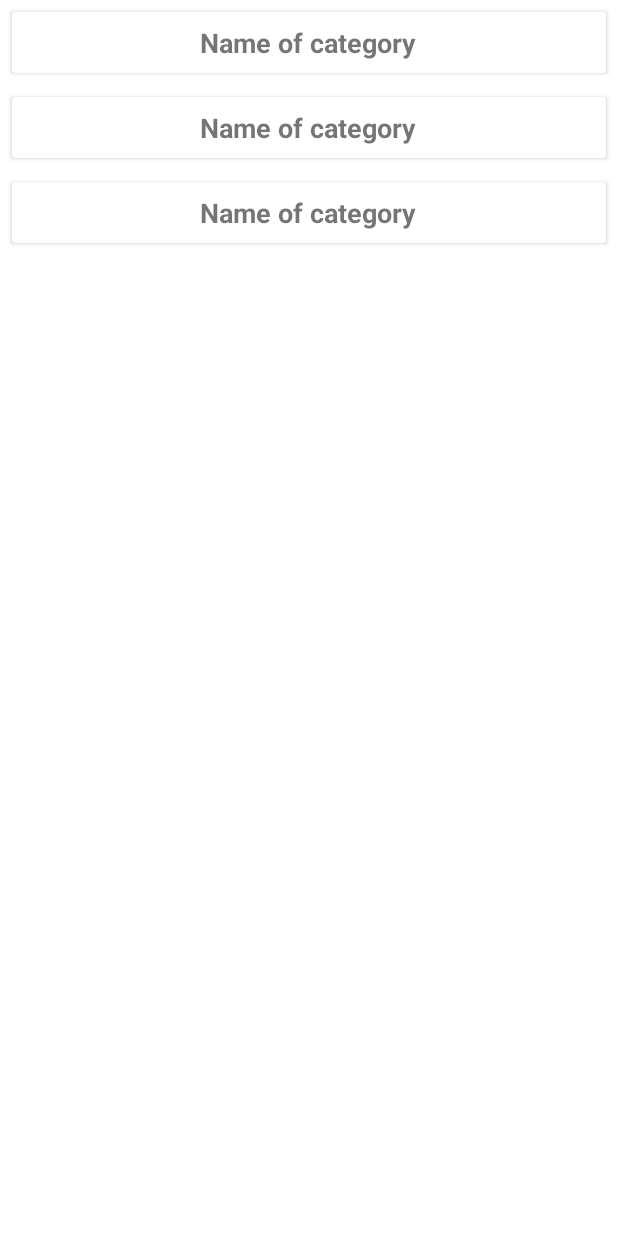
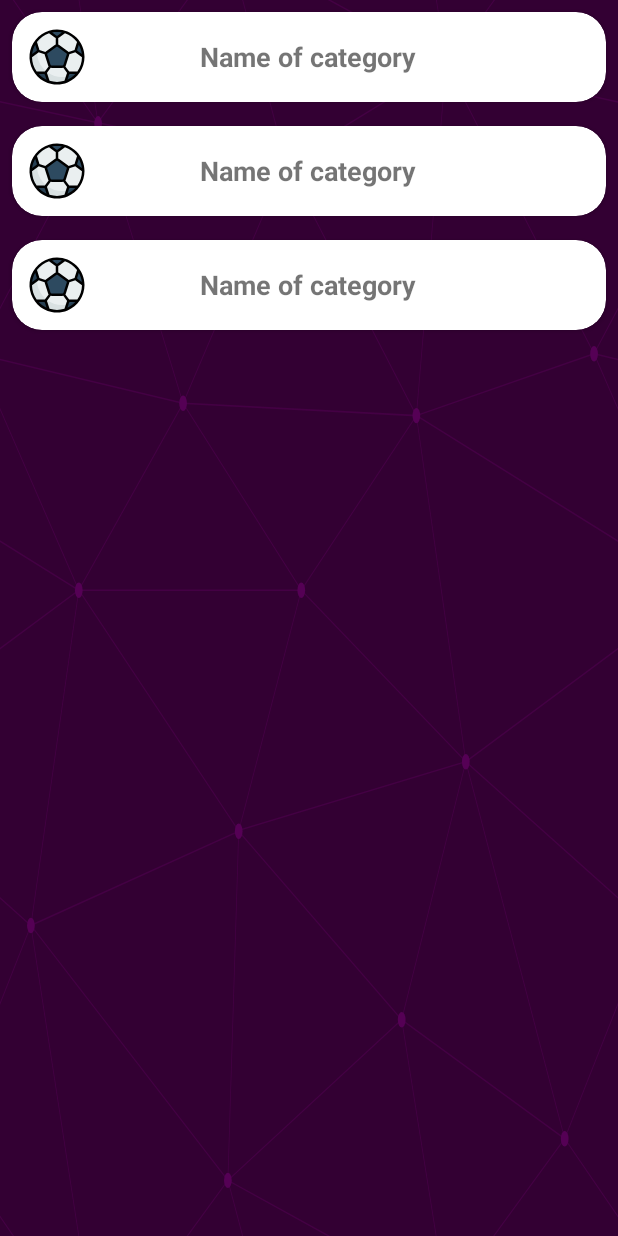
Before and after one commit to MustafaHasria/jarbha-game, an Android app: the layout activity_main.xml on its own in the app's theme, with its tools: preview values and no code run, on a phone screen of 412 x 824 dp. Run offline under Robolectric (Android 15) with nearby library versions, the phone set to English and light mode, and no system bars.

Commit message:
* Create CategoryAdapter. * Add delete and update to CategoryRepository. * Add delete and update to MainViewModel.

```diff
--- a/app/src/main/java/com/example/jarbha/model/database/JarbhaDatabase.java
+++ b/app/src/main/java/com/example/jarbha/model/database/JarbhaDatabase.java
@@ -29,6 +29,8 @@ public abstract class JarbhaDatabase extends RoomDatabase {
             super.onCreate(db);
             new PopulateDbAsyncTask(instance).execute();
         }
+
+
     };
 
     public static JarbhaDatabase getInstance(Context context) {
@@ -65,7 +67,7 @@ public abstract class JarbhaDatabase extends RoomDatabase {
 
         @Override
         protected Void doInBackground(Void... voids) {
-            categoryDao.insert(new CategoryEntity("رياضة", R.drawable.ic_sport));
+            categoryDao.insert(new CategoryEntity("س",R.drawable.ic__science));
             categoryDao.insert(new CategoryEntity("أفلام", R.drawable.ic_movie));
             categoryDao.insert(new CategoryEntity("ميديا", R.drawable.ic_media));
             categoryDao.insert(new CategoryEntity("أغاني", R.drawable.ic_music));
--- a/app/src/main/java/com/example/jarbha/repository/CategoryRepository.java
+++ b/app/src/main/java/com/example/jarbha/repository/CategoryRepository.java
@@ -31,9 +31,20 @@ public class CategoryRepository {
     public void insertCategory(CategoryEntity categoryEntity) {
         new InsertCategoryTask(categoryDao).execute(categoryEntity);
     }
+    public void deleteCategory(CategoryEntity categoryEntity) {
+        new DeleteCategoryTask(categoryDao).execute(categoryEntity);
+    }
+    public void updateCategory(CategoryEntity categoryEntity) {
+        new UpdateCategoryTask(categoryDao).execute(categoryEntity);
+    }
+
+    public LiveData<List<CategoryEntity>> getAllCategories() {
+        return getAllCategories();
+    }
+
     //endregion
 
-    //region Async tasks
+    //region Async tasks insert
     private static class InsertCategoryTask extends AsyncTask<CategoryEntity, Void, Void> {
         //region Variables
         CategoryDao categoryDao;
@@ -54,4 +65,49 @@ public class CategoryRepository {
 
     //endregion
 
+    //region Async tasks delete
+    private static class DeleteCategoryTask extends AsyncTask<CategoryEntity, Void, Void> {
+        //region Variables
+        CategoryDao categoryDao;
+        //endregion
+
+        //region Constructor
+        public DeleteCategoryTask(CategoryDao categoryDao) {
+            this.categoryDao = categoryDao;
+        }
+        //endregion
+
+        @Override
+        protected Void doInBackground(CategoryEntity... categoryEntities) {
+            categoryDao.delete(categoryEntities[0]);
+
+
+            return null;
+        }
+    }
+
+    //endregion
+
+    //region Async tasks update
+    private static class UpdateCategoryTask extends AsyncTask<CategoryEntity, Void, Void> {
+        //region Variables
+        CategoryDao categoryDao;
+        //endregion
+
+        //region Constructor
+        public UpdateCategoryTask(CategoryDao categoryDao) {
+            this.categoryDao = categoryDao;
+        }
+        //endregion
+
+        @Override
+        protected Void doInBackground(CategoryEntity... categoryEntities) {
+            categoryDao.update(categoryEntities[0]);
+
+
+            return null;
+        }
+    }
+
+    //endregion
 }
--- a/app/src/main/java/com/example/jarbha/view/main/CategoryAdapter.java
+++ b/app/src/main/java/com/example/jarbha/view/main/CategoryAdapter.java
@@ -3,6 +3,7 @@ package com.example.jarbha.view.main;
 import android.view.LayoutInflater;
 import android.view.View;
 import android.view.ViewGroup;
+import android.widget.ImageView;
 import android.widget.TextView;
 
 import androidx.annotation.NonNull;
@@ -38,6 +39,7 @@ public class CategoryAdapter extends RecyclerView.Adapter<CategoryAdapter.Catego
     @Override
     public void onBindViewHolder(@NonNull CategoryViewHolder holder, int position) {
         holder.itemRecyclerViewCategoryTextViewName.setText(categoryEntityList.get(position).getName());
+        holder.itemRecyclerViewCategoryPicture.setImageResource(categoryEntityList.get(position).getPicture());
     }
 
     @Override
@@ -60,12 +62,14 @@ public class CategoryAdapter extends RecyclerView.Adapter<CategoryAdapter.Catego
         //region Components
         CardView itemRecyclerViewCategoryCardViewMainContainer;
         TextView itemRecyclerViewCategoryTextViewName;
+        ImageView itemRecyclerViewCategoryPicture;
         //endregion
 
         public CategoryViewHolder(@NonNull View itemView) {
             super(itemView);
             itemRecyclerViewCategoryCardViewMainContainer = itemView.findViewById(R.id.item_recycler_view_category_card_view_main_container);
             itemRecyclerViewCategoryTextViewName = itemView.findViewById(R.id.item_recycler_view_category_text_view_name);
+            itemRecyclerViewCategoryPicture=itemView.findViewById(R.id.item_recycler_view_category_picture);
         }
     }
     //endregion
--- a/app/src/main/java/com/example/jarbha/view/main/MainActivity.java
+++ b/app/src/main/java/com/example/jarbha/view/main/MainActivity.java
@@ -15,7 +15,7 @@ import com.example.jarbha.model.entity.CategoryEntity;
 import java.util.ArrayList;
 import java.util.List;
 
-public class MainActivity extends AppCompatActivity {
+public class MainActivity extends AppCompatActivity{
     //region Variables
     ActivityMainBinding binding;
     private CategoryAdapter categoryAdapter;
--- a/app/src/main/java/com/example/jarbha/view/main/MainViewModel.java
+++ b/app/src/main/java/com/example/jarbha/view/main/MainViewModel.java
@@ -7,7 +7,6 @@ import androidx.lifecycle.AndroidViewModel;
 import androidx.lifecycle.LiveData;
 
 import com.example.jarbha.model.entity.CategoryEntity;
-import com.example.jarbha.model.entity.QuestionEntity;
 import com.example.jarbha.repository.CategoryRepository;
 
 import java.util.List;
@@ -29,7 +28,14 @@ public class MainViewModel extends AndroidViewModel {
     public void insert(CategoryEntity categoryEntity) {
         categoryRepository.insertCategory(categoryEntity);
     }
+    public void delete(CategoryEntity categoryEntity) {
+        categoryRepository.deleteCategory(categoryEntity);
 
+    }
+    public void update(CategoryEntity categoryEntity) {
+        categoryRepository.updateCategory(categoryEntity);
+
+    }
     public LiveData<List<CategoryEntity>> getAllCategories() {
         return categoryRepository.getCategories();
     }
--- a/app/src/main/java/com/example/jarbha/view/main/Student.java
+++ /dev/null
@@ -1,5 +0,0 @@
-package com.example.jarbha.view.main;
-
-public class Student<ahmdrfasdfasdf> {
-    ahmdrfasdfasdf x;
-}
--- /dev/null
+++ b/app/src/main/res/drawable/vv.xml
@@ -0,0 +1,76 @@
+<vector xmlns:android="http://schemas.android.com/apk/res/android"
+    android:width="400dp"
+    android:height="400dp"
+    android:viewportWidth="800"
+    android:viewportHeight="800">
+  <path
+      android:pathData="M0,0h800v800h-800z"
+      android:fillColor="#330033"/>
+  <path
+      android:pathData="M769,229L1037,260.9M927,880L731,737 520,660 309,538 40,599 295,764 126.5,879.5 40,599 -197,493 102,382 -31,229 126.5,79.5 -69,-63"
+      android:strokeWidth="1"
+      android:fillColor="#00000000"
+      android:strokeColor="#404"/>
+  <path
+      android:pathData="M-31,229L237,261 390,382 603,493 308.5,537.5 101.5,381.5M370,905L295,764"
+      android:strokeWidth="1"
+      android:fillColor="#00000000"
+      android:strokeColor="#404"/>
+  <path
+      android:pathData="M520,660L578,842 731,737 840,599 603,493 520,660 295,764 309,538 390,382 539,269 769,229 577.5,41.5 370,105 295,-36 126.5,79.5 237,261 102,382 40,599 -69,737 127,880"
+      android:strokeWidth="1"
+      android:fillColor="#00000000"
+      android:strokeColor="#404"/>
+  <path
+      android:pathData="M520,-140L578.5,42.5 731,-63M603,493L539,269 237,261 370,105M902,382L539,269M390,382L102,382"
+      android:strokeWidth="1"
+      android:fillColor="#00000000"
+      android:strokeColor="#404"/>
+  <path
+      android:pathData="M-222,42L126.5,79.5 370,105 539,269 577.5,41.5 927,80 769,229 902,382 603,493 731,737M295,-36L577.5,41.5M578,842L295,764M40,-201L127,80M102,382L-261,269"
+      android:strokeWidth="1"
+      android:fillColor="#00000000"
+      android:strokeColor="#404"/>
+  <path
+      android:pathData="M769,229m-5,0a5,5 0,1 1,10 0a5,5 0,1 1,-10 0"
+      android:fillColor="#505"/>
+  <path
+      android:pathData="M539,269m-5,0a5,5 0,1 1,10 0a5,5 0,1 1,-10 0"
+      android:fillColor="#505"/>
+  <path
+      android:pathData="M603,493m-5,0a5,5 0,1 1,10 0a5,5 0,1 1,-10 0"
+      android:fillColor="#505"/>
+  <path
+      android:pathData="M731,737m-5,0a5,5 0,1 1,10 0a5,5 0,1 1,-10 0"
+      android:fillColor="#505"/>
+  <path
+      android:pathData="M520,660m-5,0a5,5 0,1 1,10 0a5,5 0,1 1,-10 0"
+      android:fillColor="#505"/>
+  <path
+      android:pathData="M309,538m-5,0a5,5 0,1 1,10 0a5,5 0,1 1,-10 0"
+      android:fillColor="#505"/>
+  <path
+      android:pathData="M295,764m-5,0a5,5 0,1 1,10 0a5,5 0,1 1,-10 0"
+      android:fillColor="#505"/>
+  <path
+      android:pathData="M40,599m-5,0a5,5 0,1 1,10 0a5,5 0,1 1,-10 0"
+      android:fillColor="#505"/>
+  <path
+      android:pathData="M102,382m-5,0a5,5 0,1 1,10 0a5,5 0,1 1,-10 0"
+      android:fillColor="#505"/>
+  <path
+      android:pathData="M127,80m-5,0a5,5 0,1 1,10 0a5,5 0,1 1,-10 0"
+      android:fillColor="#505"/>
+  <path
+      android:pathData="M370,105m-5,0a5,5 0,1 1,10 0a5,5 0,1 1,-10 0"
+      android:fillColor="#505"/>
+  <path
+      android:pathData="M578,42m-5,0a5,5 0,1 1,10 0a5,5 0,1 1,-10 0"
+      android:fillColor="#505"/>
+  <path
+      android:pathData="M237,261m-5,0a5,5 0,1 1,10 0a5,5 0,1 1,-10 0"
+      android:fillColor="#505"/>
+  <path
+      android:pathData="M390,382m-5,0a5,5 0,1 1,10 0a5,5 0,1 1,-10 0"
+      android:fillColor="#505"/>
+</vector>
--- a/app/src/main/res/layout/activity_main.xml
+++ b/app/src/main/res/layout/activity_main.xml
@@ -1,6 +1,7 @@
 <?xml version="1.0" encoding="utf-8"?>
 <androidx.constraintlayout.widget.ConstraintLayout xmlns:android="http://schemas.android.com/apk/res/android"
     xmlns:tools="http://schemas.android.com/tools"
+    android:background="@drawable/vv"
     android:layout_width="match_parent"
     android:layout_height="match_parent"
     tools:context=".view.main.MainActivity">
--- a/app/src/main/res/layout/item_recycler_view_category.xml
+++ b/app/src/main/res/layout/item_recycler_view_category.xml
@@ -1,7 +1,8 @@
 <?xml version="1.0" encoding="utf-8"?>
 <androidx.cardview.widget.CardView xmlns:android="http://schemas.android.com/apk/res/android"
+    xmlns:app="http://schemas.android.com/apk/res-auto"
     android:id="@+id/item_recycler_view_category_card_view_main_container"
-
+    app:cardCornerRadius="20dp"
     android:layout_width="match_parent"
     android:layout_height="wrap_content"
     android:layout_margin="8dp">
@@ -15,4 +16,12 @@
         android:text="Name of category"
         android:textSize="18sp"
         android:textStyle="bold" />
+
+    <ImageView
+        android:padding="10dp"
+        android:id="@+id/item_recycler_view_category_picture"
+        android:layout_width="60dp"
+        android:layout_height="60dp"
+        android:src="@drawable/ic_sport"/>
+
 </androidx.cardview.widget.CardView>
```
